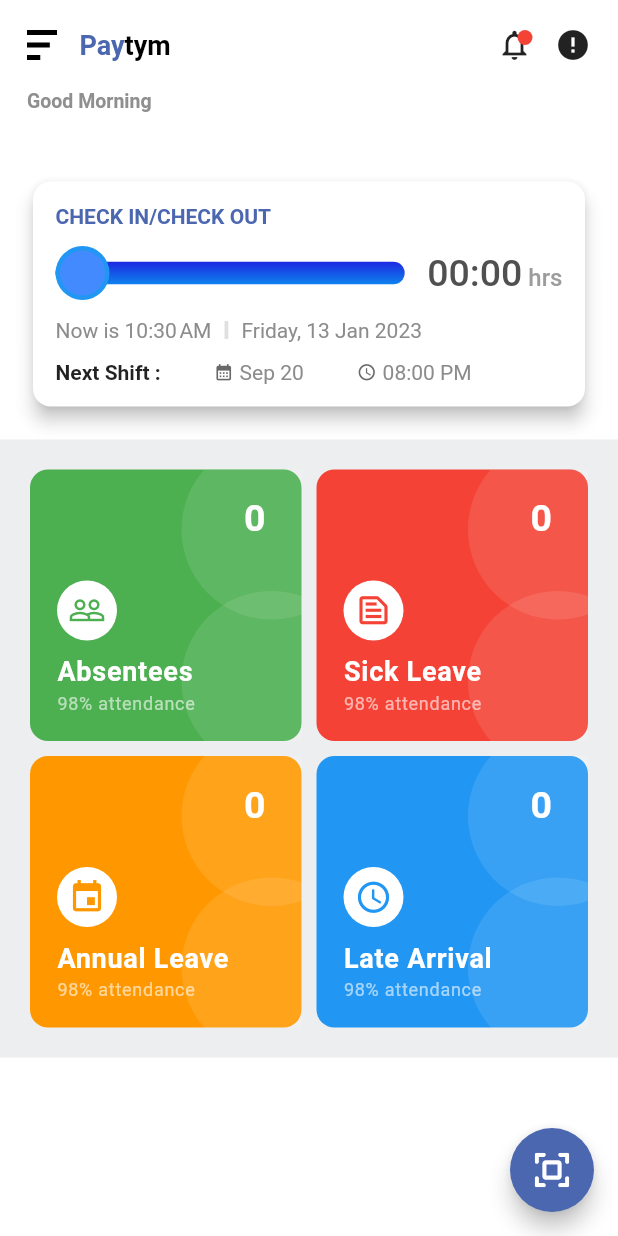
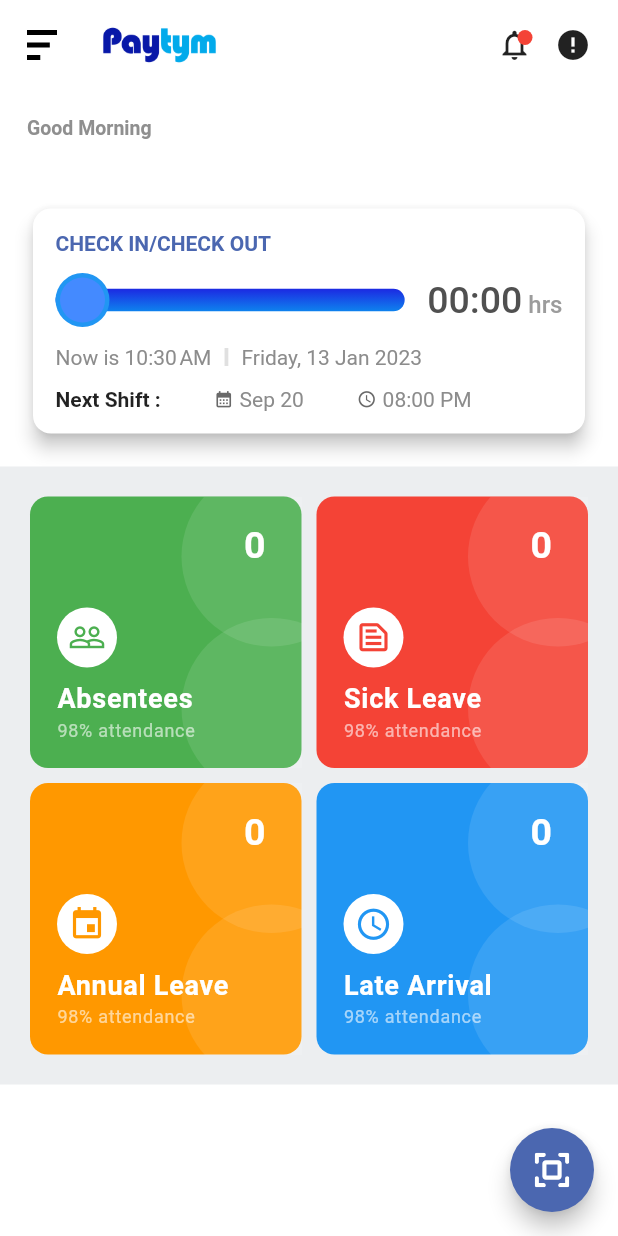
Before and after one commit to reubrointernational/paytym_flutter, a Flutter app: the DashboardPage screen opened by its route, on a phone screen of 412 x 824 dp. Run offline on Flutter 3.47's test engine with Material 2 defaults, Android fonts, the phone set to English and light mode, and no system bars; drawn by our look-alikes of cached_network_image; our stand-ins replace firebase_core, firebase_messaging, flutter_secure_storage, flutter_spinkit, flutter_svg, fluttertoast and 7 more; missing offline and left inert: flutter_cached_pdfview, flutter_downloader, mobile_scanner; accounts and stored records are empty; network calls fail; project files that could hold a hidden picture were left out.

Commit message:
logo changed

```diff
--- a/lib/screens/calendar/calendar_page.dart
+++ b/lib/screens/calendar/calendar_page.dart
@@ -1,13 +1,9 @@
 import 'package:get/get.dart';
 import 'package:paytym/core/colors/colors.dart';
-import 'package:paytym/core/constants/enums.dart';
-import 'package:paytym/core/constants/widgets.dart';
 import 'package:paytym/screens/calendar/widgets/calendar_card.dart';
-import 'package:flutter/cupertino.dart';
 import 'package:flutter/material.dart';
 import 'package:paytym/screens/widgets/custom_app_bar.dart';
 import '../../core/constants/strings.dart';
-import '../../core/constants/styles.dart';
 import '../widgets/custom_tab_bar.dart';
 import 'Tabs/meeting/calendar_meeting_tab.dart';
 import 'Tabs/event/calendar_event_tab.dart';
--- a/lib/screens/dashboard/dashboard.dart
+++ b/lib/screens/dashboard/dashboard.dart
@@ -35,7 +35,7 @@ class DashboardPage extends StatelessWidget {
             Container(
               color: CustomColors.backgroundColor,
               child: const Padding(
-                padding: EdgeInsets.all(18.0),
+                padding: EdgeInsets.fromLTRB(18, 0, 18, 18),
                 child: DashboardAppBar(),
               ),
             ),
--- a/lib/screens/dashboard/widgets/dashboard_app_bar.dart
+++ b/lib/screens/dashboard/widgets/dashboard_app_bar.dart
@@ -23,7 +23,7 @@ class DashboardAppBar extends StatelessWidget {
             CustomSVG(IconPath.menuSvg, size: 20),
             kSizedBoxW15,
             PaytymLogo(
-              size: 18,
+              size: 60,
             )
           ],
         ),
--- a/lib/screens/widgets/paytym_logo.dart
+++ b/lib/screens/widgets/paytym_logo.dart
@@ -5,29 +5,13 @@ import '../../core/constants/strings.dart';
 
 class PaytymLogo extends StatelessWidget {
   final double size;
-  const PaytymLogo({super.key, this.size = 40});
+  const PaytymLogo({super.key, this.size = 100});
 
   @override
   Widget build(BuildContext context) {
-    return RichText(
-      text: TextSpan(
-        text: kPayString,
-        style: TextStyle(
-          fontSize: size,
-          fontWeight: FontWeight.w700,
-          color: CustomColors.blueTextColor,
-        ),
-        children: [
-          TextSpan(
-            text: ktymString,
-            style: TextStyle(
-              fontSize: size,
-              fontWeight: FontWeight.w700,
-              color: CustomColors.blackTextColor,
-            ),
-          ),
-        ],
-      ),
+    return Image.asset(
+      'assets/png/logo.png',
+      height: size,
     );
   }
 }
```
Also changed, not shown: 27 other files.
